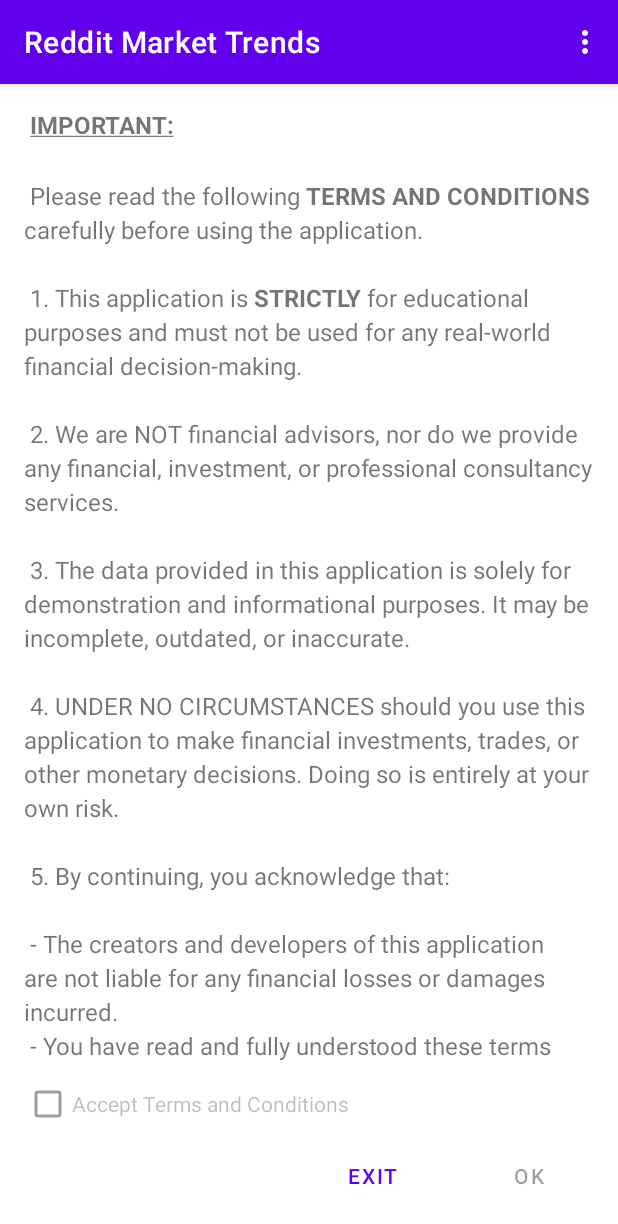
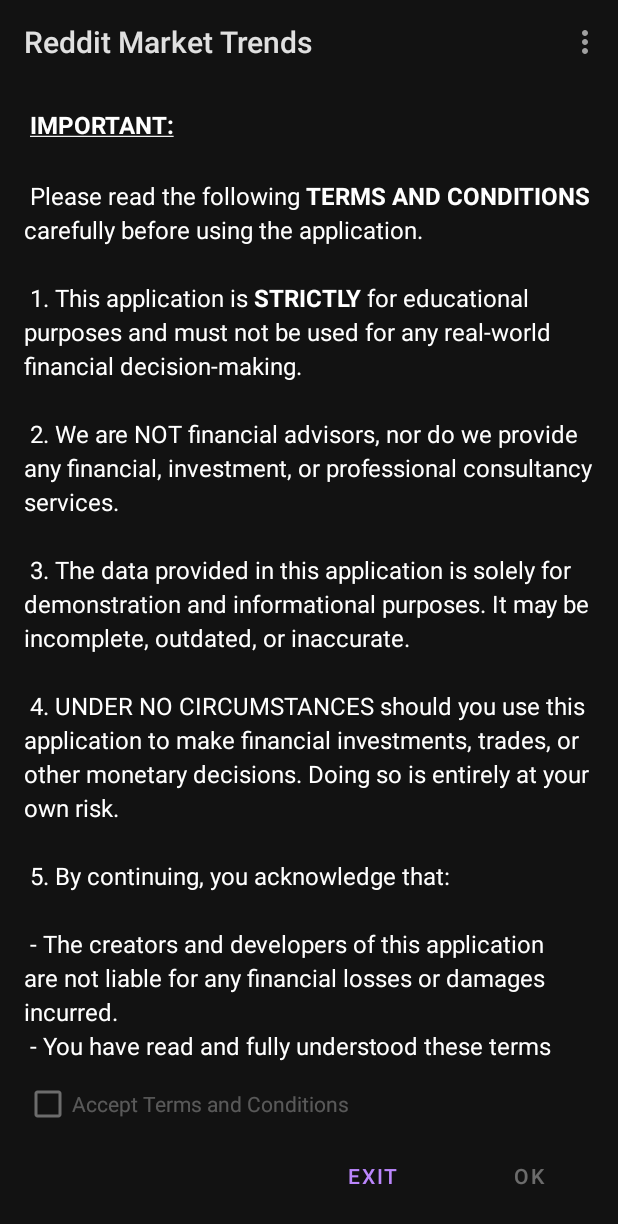
Before and after one commit to lightvision/GlobalMarketPulse, an Android app: the screen it shows after launch (MainActivity), on a phone screen of 412 x 824 dp. Shown: the top 1224 px of the screen. Run offline under Robolectric (Android 15) with nearby library versions, the phone set to English and light mode, and no system bars; our stand-ins replace navigation-ui.

Commit message:
Fixed Terms and Conditions color on dark theme. Fixed double instantiation for Terms and Conditions

```diff
--- a/app/src/main/java/ro/marven/globalmarketpulse/MainActivity.java
+++ b/app/src/main/java/ro/marven/globalmarketpulse/MainActivity.java
@@ -8,6 +8,7 @@
 import com.google.android.material.bottomnavigation.BottomNavigationView;
 
 import androidx.appcompat.app.AppCompatActivity;
+import androidx.appcompat.app.AppCompatDelegate;
 import androidx.navigation.NavController;
 import androidx.navigation.Navigation;
 import androidx.navigation.ui.AppBarConfiguration;
@@ -24,12 +25,12 @@
     protected void onCreate(Bundle savedInstanceState) {
         super.onCreate(savedInstanceState);
 
+        // fortam in timpul dezvoltarii ca aplicatia sa aiba o tema light sau tema dark
+        AppCompatDelegate.setDefaultNightMode(AppCompatDelegate.MODE_NIGHT_YES);
+
         binding = ActivityMainBinding.inflate(getLayoutInflater());
         setContentView(binding.getRoot());
 
-        // Obtinem preferintele pentru Termeni si Conditii
-        SharedPreferences preferences = getSharedPreferences("app_prefs", 0);
-        boolean termsAccepted = preferences.getBoolean("terms_accepted", false);
 
         BottomNavigationView navView = findViewById(R.id.nav_view);
         // Passing each menu ID as a set of Ids because each
@@ -40,6 +41,11 @@
         NavController navController = Navigation.findNavController(this, R.id.nav_host_fragment_activity_main);
         NavigationUI.setupActionBarWithNavController(this, navController, appBarConfiguration);
         NavigationUI.setupWithNavController(binding.navView, navController);
+
+
+        // Obtinem preferintele pentru Termeni si Conditii
+        SharedPreferences preferences = getSharedPreferences("app_prefs", 0);
+        boolean termsAccepted = preferences.getBoolean("terms_accepted", false);
 
         if (!termsAccepted) {
             TermsConditionsDialogFragment terms=new TermsConditionsDialogFragment();
--- a/app/src/main/java/ro/marven/globalmarketpulse/ui/terms_conditions/TermsConditionsDialogFragment.java
+++ b/app/src/main/java/ro/marven/globalmarketpulse/ui/terms_conditions/TermsConditionsDialogFragment.java
@@ -79,14 +79,14 @@
     }
 
 
-    public void show(FragmentManager fragmentManager){
-//        FragmentManager fragmentManager = getSupportFragmentManager();
-        TermsConditionsDialogFragment newFragment = new TermsConditionsDialogFragment();
-
-        FragmentTransaction transaction = fragmentManager.beginTransaction();
-        transaction.setTransition(FragmentTransaction.TRANSIT_FRAGMENT_OPEN);
-        transaction.add(android.R.id.content, newFragment)
-                .addToBackStack(null).commit();
+    public void show(FragmentManager fragmentManager) {
+        if (fragmentManager.findFragmentByTag("TermsConditionsDialog") == null) {
+            TermsConditionsDialogFragment newFragment = new TermsConditionsDialogFragment();
+            FragmentTransaction transaction = fragmentManager.beginTransaction();
+            transaction.setTransition(FragmentTransaction.TRANSIT_FRAGMENT_OPEN);
+            transaction.add(android.R.id.content, newFragment, "TermsConditionsDialog")
+                       .addToBackStack(null).commit();
+        }
     }
 
     private void saveAcceptTerms(){
--- a/app/src/main/res/layout/dialog_terms_conditions.xml
+++ b/app/src/main/res/layout/dialog_terms_conditions.xml
@@ -3,8 +3,7 @@
         android:id="@+id/terms_activity"
         android:layout_width="match_parent"
         android:layout_height="match_parent"
-    android:background="#FFFFFF">
-
+        android:background="?android:attr/colorBackground">
 
         <LinearLayout
             android:layout_width="match_parent"
@@ -12,8 +11,6 @@
             android:orientation="vertical"
             android:padding="16dp">
 
-
-        <!-- TextView pentru Termeni și Condiții -->
             <ScrollView
                 android:id="@+id/terms_scroll_view"
                 android:layout_width="match_parent"
@@ -27,25 +24,23 @@
                     android:text="@string/terms_conditions_text"
                     android:textSize="16sp"
                     android:lineSpacingExtra="4dp"
-                />
+                    android:textColor="?android:attr/textColorPrimary" />
             </ScrollView>
 
-        <!-- CheckBox pentru acceptarea termenilor -->
             <CheckBox
                 android:id="@+id/accept_checkbox"
                 android:layout_width="wrap_content"
                 android:layout_height="wrap_content"
                 android:enabled="false"
-            android:text="@string/terms_checkbox" />
+                android:text="@string/terms_checkbox"
+                android:textColor="?android:attr/textColorPrimary" />
 
-        <!-- Container pentru butoane -->
             <LinearLayout
                 android:layout_width="match_parent"
                 android:layout_height="wrap_content"
                 android:gravity="end"
                 android:orientation="horizontal">
 
-            <!-- Butonul Iesire -->
                 <Button
                     android:id="@+id/exit_button"
                     android:layout_width="wrap_content"
@@ -53,7 +48,6 @@
                     style="?android:attr/buttonBarButtonStyle"
                     android:text="@string/terms_decline" />
 
-            <!-- Butonul OK -->
                 <Button
                     android:id="@+id/ok_button"
                     android:layout_width="wrap_content"
@@ -64,6 +58,4 @@
                     android:text="@string/terms_accept" />
             </LinearLayout>
         </LinearLayout>
-
-
     </androidx.constraintlayout.widget.ConstraintLayout>
```
Lines whose indentation alone changed are shown as unchanged.
